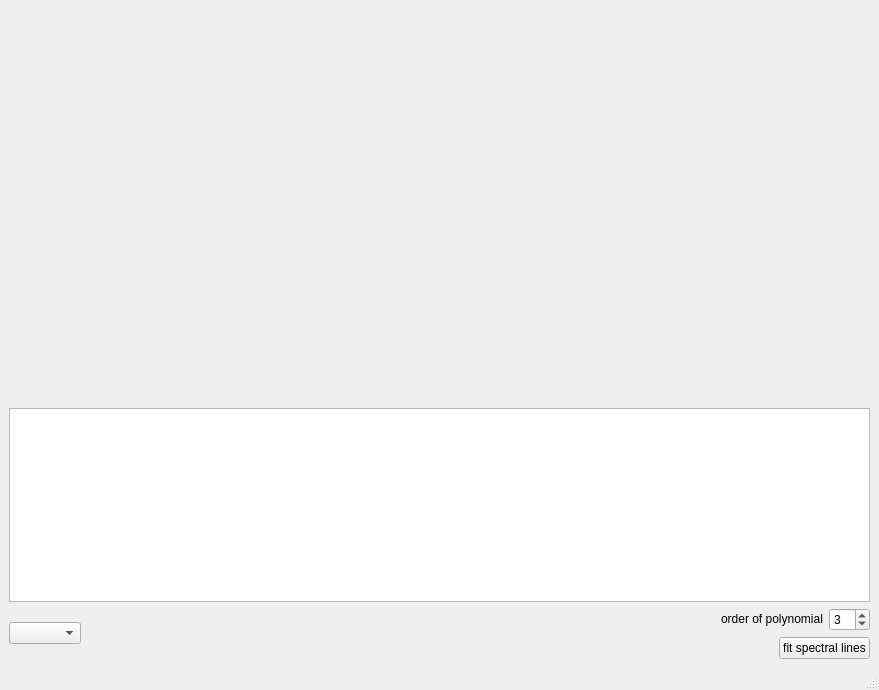
The window that piccolo2/utils/calibrate.ui (TeamPiccolo/piccolo2-utils) describes before a commit, drawn with Qt 5.
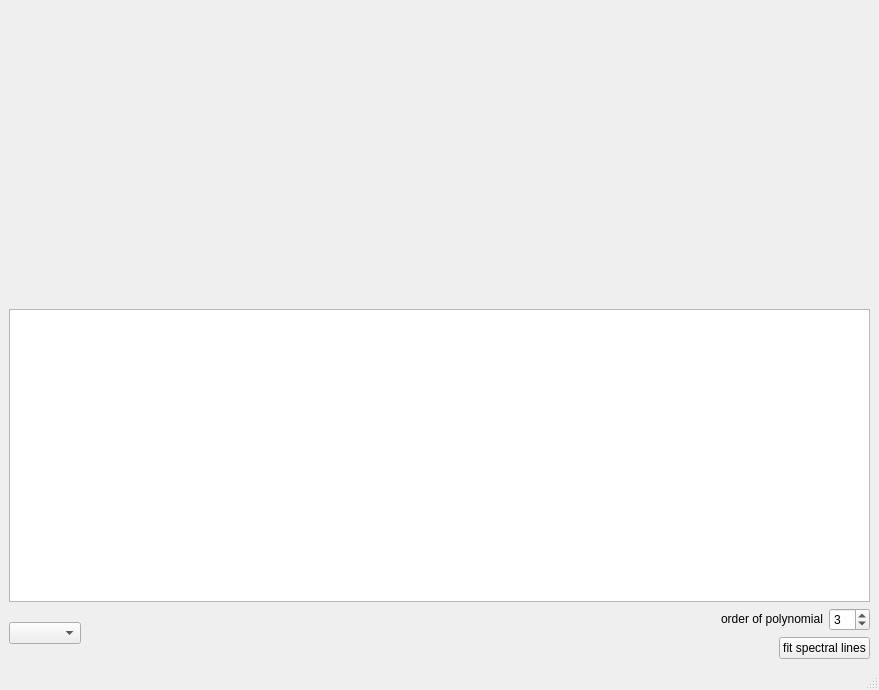
The same window after the commit. Custom widgets are drawn as their Qt base class.

Commit message: display table of peaks

Patch:
```diff
--- a/piccolo2/utils/calibrate.ui
+++ b/piccolo2/utils/calibrate.ui
@@ -33,16 +33,6 @@
         </property>
        </widget>
       </item>
-      <item>
-       <widget class="QWidget" name="misfitPlot" native="true">
-        <property name="sizePolicy">
-         <sizepolicy hsizetype="Expanding" vsizetype="Expanding">
-          <horstretch>0</horstretch>
-          <verstretch>0</verstretch>
-         </sizepolicy>
-        </property>
-       </widget>
-      </item>
       <item>
        <widget class="QTableView" name="tableView"/>
       </item>
```
The commit also changes 1 other file.
